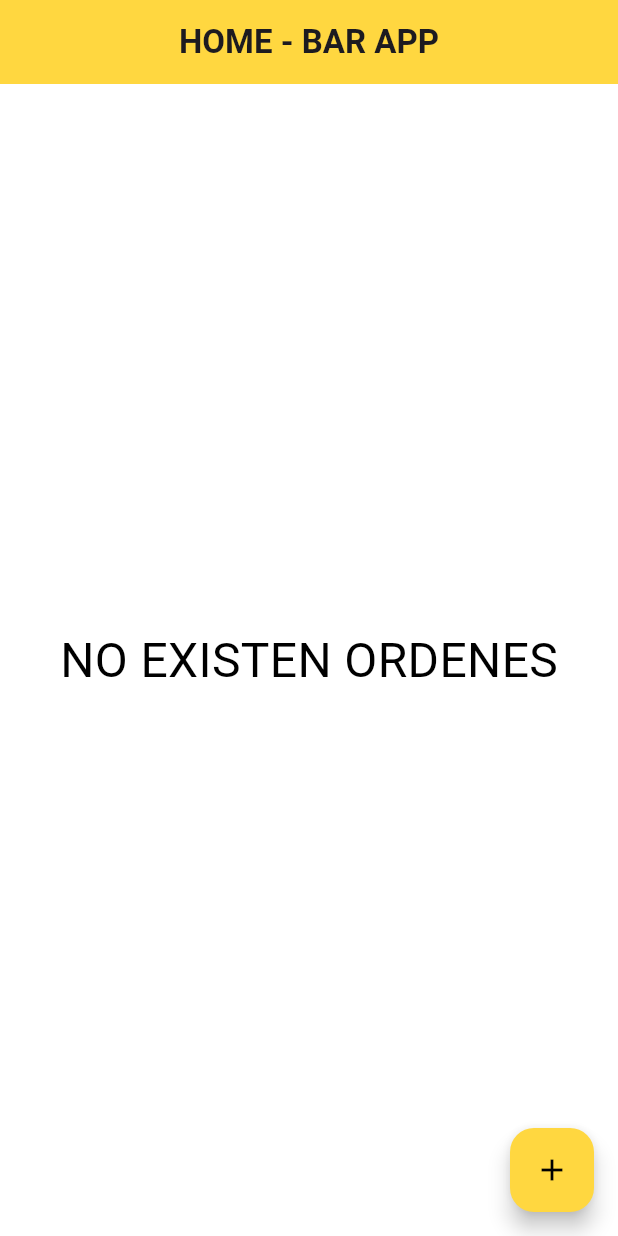
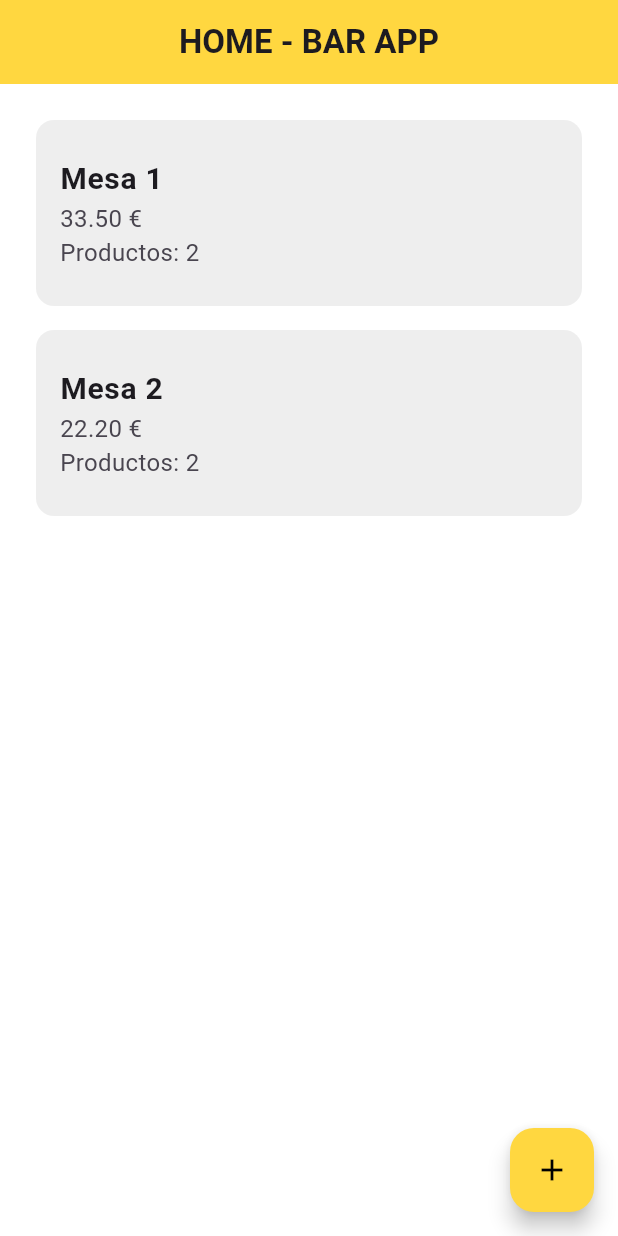
Before and after one commit to EnmaLlDev/bar_app_v1, a Flutter app: the screen it shows after launch, on a phone screen of 412 x 824 dp. Run offline on Flutter 3.47's test engine with Material 3 defaults, Android fonts, the phone set to English and light mode, and no system bars.

Commit message:
commit 50000123

```diff
--- a/lib/main.dart
+++ b/lib/main.dart
@@ -27,7 +27,7 @@ class BarApp extends StatelessWidget {
         onGenerateRoute: (settings) {
           if (settings.name == '/resumen') {
             return MaterialPageRoute(
-              builder: (context) => const ResumenOrdenView(),
+              builder: (context) => const ResumenOrdenView( productosActuales: []),
             );
           } else if (settings.name == '/crear') {
             return MaterialPageRoute(
--- a/lib/views/HomeView.dart
+++ b/lib/views/HomeView.dart
@@ -1,5 +1,7 @@
 import 'package:flutter/material.dart';
 import 'package:provider/provider.dart';
+import 'package:pruebas_bar/models/Orden.dart';
+import 'package:pruebas_bar/models/Producto.dart';
 import 'package:pruebas_bar/viewmodel/HomeViewModel.dart';
 import 'package:pruebas_bar/providers/proveedor.dart';
 
@@ -16,6 +18,7 @@ class _HomeViewState extends State<HomeView> {
   @override
   void initState() {
     super.initState();
+    viewModel.ordenes = loadOrdenes(context);
     viewModel.addListener(() {
       setState(() {});
     });
@@ -63,23 +66,9 @@ class _HomeViewState extends State<HomeView> {
                       ),
 
                       subtitle: Text(
-                        "${orden.totalPrecio.toStringAsFixed(2)} € \nCantidad: ${orden.productos.length}",
+                        "${orden.totalPrecio.toStringAsFixed(2)} € \nProductos: ${orden.productos.length}",
                         style: const TextStyle(fontSize: 16),
                       ),
-                      trailing: ElevatedButton(
-
-                        style: ElevatedButton.styleFrom(
-                          fixedSize: Size(150, 100),
-                          backgroundColor: Colors.amberAccent,
-                          foregroundColor: Colors.black,
-                        ),
-                        child: Text('DETALLE'),
-                        onPressed: () {
-                          context.read<Proveedor>().setOrden(orden);
-                          Navigator.pushNamed(context, '/crear');
-                        },
-                      ),
-
                       onTap: () {
                         context.read<Proveedor>().setOrden(orden);
                         Navigator.pushNamed(context, '/resumen');
@@ -93,9 +82,29 @@ class _HomeViewState extends State<HomeView> {
         backgroundColor: Colors.amberAccent,
         child: const Icon(Icons.add, color: Colors.black),
         onPressed: () {
+          context.read<Proveedor>().clearOrden();
           Navigator.pushNamed(context, '/crear');
         },
       ),
     );
   }
 }
+
+List<Orden> loadOrdenes(BuildContext context) {
+  return [
+    Orden(
+      nombreMesa: 'Mesa 1',
+      productos: [
+        Producto(nombre: 'Hamburguesa', precio: 16.00, cantidad: 2),
+        Producto(nombre: 'Agua', precio: 1.50, cantidad: 1),
+      ],
+    ),
+    Orden(
+      nombreMesa: 'Mesa 2',
+      productos: [
+        Producto(nombre: 'Cocido', precio: 12.20, cantidad: 1),
+        Producto(nombre: 'Mayarai Energy Drink', precio: 5.00, cantidad: 2),
+      ],
+    ),
+  ];
+}
--- a/lib/views/ResumenOrdenView.dart
+++ b/lib/views/ResumenOrdenView.dart
@@ -1,9 +1,10 @@
 import 'package:flutter/material.dart';
 import 'package:provider/provider.dart';
+import 'package:pruebas_bar/models/Producto.dart';
 import 'package:pruebas_bar/providers/proveedor.dart';
 
 class ResumenOrdenView extends StatelessWidget {
-  const ResumenOrdenView({super.key});
+  const ResumenOrdenView({super.key, required List<Producto> productosActuales});
 
   @override
   Widget build(BuildContext context) {
```
Also changed, not shown: lib/views/CrearOrdenView.dart (+25 -33 lines).
